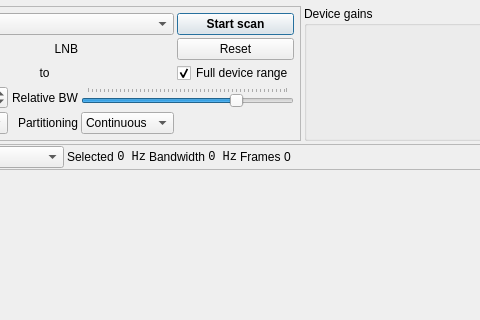
BatchDrake/SigDigger, file ui/PanoramicDialog.ui: the form before one commit; both pictures show x 176 to 656 and y 0 to 320 of the 1167 by 571 pixel window.
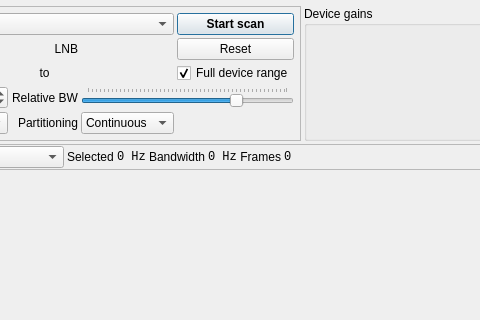
The form after the commit. Icons and pictures are not drawn. Custom widgets are drawn as their Qt base class.

Diff of the .ui file:
```diff
--- a/ui/PanoramicDialog.ui
+++ b/ui/PanoramicDialog.ui
@@ -389,6 +389,11 @@
           <height>0</height>
          </size>
         </property>
+        <property name="font">
+         <font>
+          <family>Monospace</family>
+         </font>
+        </property>
         <property name="text">
          <string>0</string>
         </property>
@@ -435,7 +440,7 @@
          <string>0 Hz</string>
         </property>
         <property name="alignment">
-         <set>Qt::AlignRight|Qt::AlignTrailing|Qt::AlignVCenter</set>
+         <set>Qt::AlignLeading|Qt::AlignLeft|Qt::AlignVCenter</set>
         </property>
        </widget>
       </item>
@@ -444,6 +449,9 @@
         <property name="text">
          <string>Frames</string>
         </property>
+        <property name="alignment">
+         <set>Qt::AlignRight|Qt::AlignTrailing|Qt::AlignVCenter</set>
+        </property>
        </widget>
       </item>
       <item row="0" column="0">
@@ -496,7 +504,7 @@
          <string>0 Hz</string>
         </property>
         <property name="alignment">
-         <set>Qt::AlignRight|Qt::AlignTrailing|Qt::AlignVCenter</set>
+         <set>Qt::AlignLeading|Qt::AlignLeft|Qt::AlignVCenter</set>
         </property>
        </widget>
       </item>
```
Left out of the diff: 3 changed lines with no effect on the pictures.
